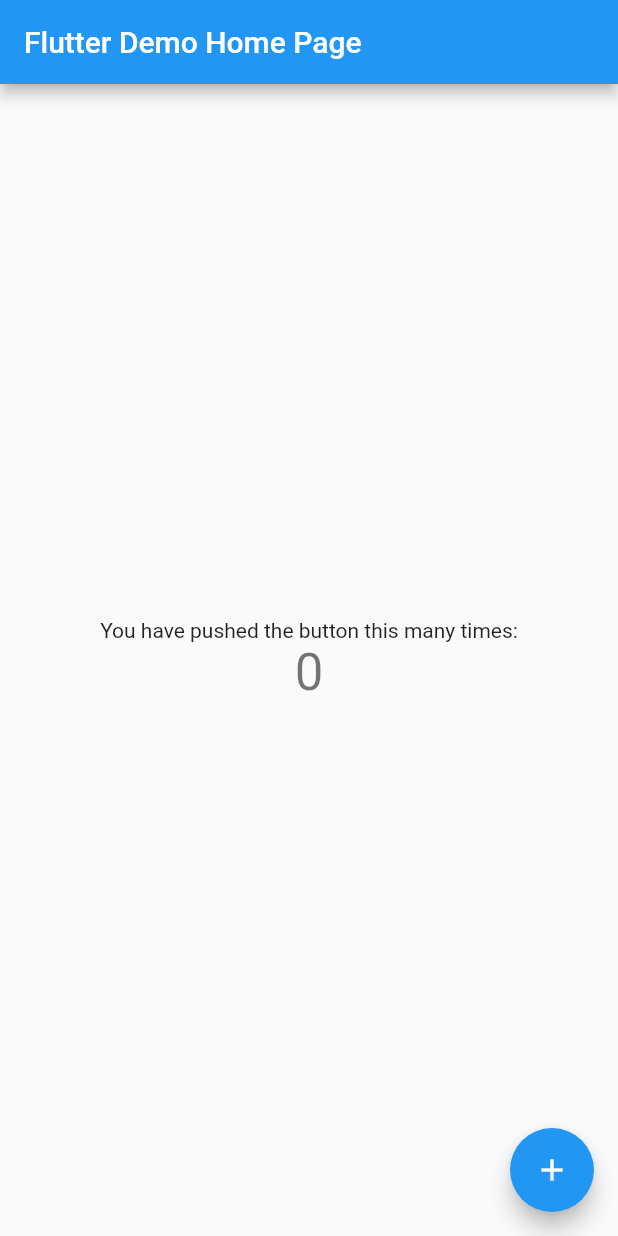
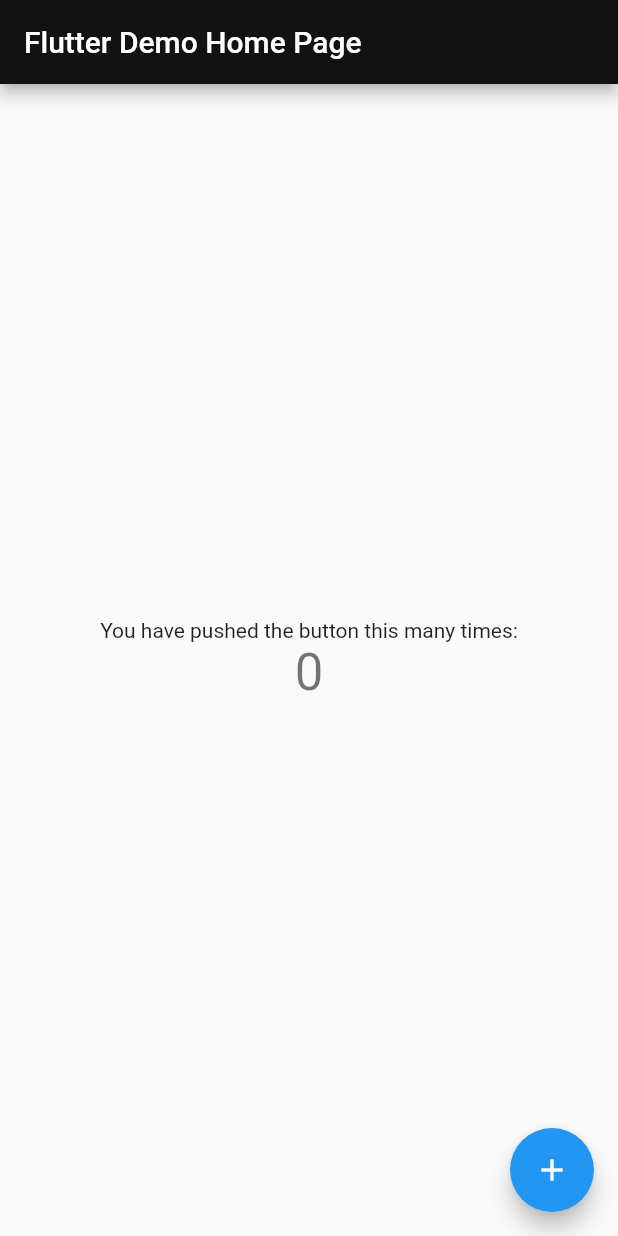
Before and after one commit to illuminati1911/rep, a Flutter app: the screen it shows after launch, on a phone screen of 412 x 824 dp. Run offline on Flutter 3.47's test engine with Material 2 defaults, Android fonts, the phone set to English and light mode, and no system bars.

Commit message:
Separated codebase to relevant parts

```diff
--- /dev/null
+++ b/lib/app.dart
@@ -0,0 +1,16 @@
+import 'package:flutter/material.dart';
+import 'general/rep_colors.dart';
+import 'home.dart';
+
+class RepApp extends StatelessWidget {
+  @override
+  Widget build(BuildContext context) {
+    return MaterialApp(
+      title: 'Flutter Demo',
+      theme: ThemeData(
+        primaryColor: RepColors.main
+      ),
+      home: HomeScreen(title: 'Flutter Demo Home Page'),
+    );
+  }
+}
--- /dev/null
+++ b/lib/general/rep_colors.dart
@@ -0,0 +1,12 @@
+
+import 'package:flutter/material.dart';
+
+class RepColors {
+  static const Color main = Color(0xFF121212);
+
+  // TODO: Change these to use Alpha
+  static const Color surfaceVeryLight = Color(0xFF323232);
+  static const Color surfaceLight = Color(0xFF2C2C2C);
+  static const Color surfaceNeutral = Color(0xFF242424);
+  static const Color surfaceDark = Color(0xFF1D1D1D);
+}
--- /dev/null
+++ b/lib/home.dart
@@ -0,0 +1,47 @@
+import 'package:flutter/material.dart';
+
+class HomeScreen extends StatefulWidget {
+  HomeScreen({Key key, this.title}) : super(key: key);
+  final String title;
+
+  @override
+  _MyHomePageState createState() => _MyHomePageState();
+}
+
+class _MyHomePageState extends State<HomeScreen> {
+  int _counter = 0;
+
+  void _incrementCounter() {
+    setState(() {
+      _counter++;
+    });
+  }
+
+  @override
+  Widget build(BuildContext context) {
+    return Scaffold(
+      appBar: AppBar(
+        title: Text(widget.title),
+      ),
+      body: Center(
+        child: Column(
+          mainAxisAlignment: MainAxisAlignment.center,
+          children: <Widget>[
+            Text(
+              'You have pushed the button this many times:',
+            ),
+            Text(
+              '$_counter',
+              style: Theme.of(context).textTheme.display1,
+            ),
+          ],
+        ),
+      ),
+      floatingActionButton: FloatingActionButton(
+        onPressed: _incrementCounter,
+        tooltip: 'Increment',
+        child: Icon(Icons.add),
+      ),
+    );
+  }
+}
--- a/lib/main.dart
+++ b/lib/main.dart
@@ -1,111 +1,4 @@
 import 'package:flutter/material.dart';
+import 'app.dart';
 
-void main() => runApp(MyApp());
-
-class MyApp extends StatelessWidget {
-  // This widget is the root of your application.
-  @override
-  Widget build(BuildContext context) {
-    return MaterialApp(
-      title: 'Flutter Demo',
-      theme: ThemeData(
-        // This is the theme of your application.
-        //
-        // Try running your application with "flutter run". You'll see the
-        // application has a blue toolbar. Then, without quitting the app, try
-        // changing the primarySwatch below to Colors.green and then invoke
-        // "hot reload" (press "r" in the console where you ran "flutter run",
-        // or simply save your changes to "hot reload" in a Flutter IDE).
-        // Notice that the counter didn't reset back to zero; the application
-        // is not restarted.
-        primarySwatch: Colors.blue,
-      ),
-      home: MyHomePage(title: 'Flutter Demo Home Page'),
-    );
-  }
-}
-
-class MyHomePage extends StatefulWidget {
-  MyHomePage({Key key, this.title}) : super(key: key);
-
-  // This widget is the home page of your application. It is stateful, meaning
-  // that it has a State object (defined below) that contains fields that affect
-  // how it looks.
-
-  // This class is the configuration for the state. It holds the values (in this
-  // case the title) provided by the parent (in this case the App widget) and
-  // used by the build method of the State. Fields in a Widget subclass are
-  // always marked "final".
-
-  final String title;
-
-  @override
-  _MyHomePageState createState() => _MyHomePageState();
-}
-
-class _MyHomePageState extends State<MyHomePage> {
-  int _counter = 0;
-
-  void _incrementCounter() {
-    setState(() {
-      // This call to setState tells the Flutter framework that something has
-      // changed in this State, which causes it to rerun the build method below
-      // so that the display can reflect the updated values. If we changed
-      // _counter without calling setState(), then the build method would not be
-      // called again, and so nothing would appear to happen.
-      _counter++;
-    });
-  }
-
-  @override
-  Widget build(BuildContext context) {
-    // This method is rerun every time setState is called, for instance as done
-    // by the _incrementCounter method above.
-    //
-    // The Flutter framework has been optimized to make rerunning build methods
-    // fast, so that you can just rebuild anything that needs updating rather
-    // than having to individually change instances of widgets.
-    return Scaffold(
-      appBar: AppBar(
-        // Here we take the value from the MyHomePage object that was created by
-        // the App.build method, and use it to set our appbar title.
-        title: Text(widget.title),
-      ),
-      body: Center(
-        // Center is a layout widget. It takes a single child and positions it
-        // in the middle of the parent.
-        child: Column(
-          // Column is also a layout widget. It takes a list of children and
-          // arranges them vertically. By default, it sizes itself to fit its
-          // children horizontally, and tries to be as tall as its parent.
-          //
-          // Invoke "debug painting" (press "p" in the console, choose the
-          // "Toggle Debug Paint" action from the Flutter Inspector in Android
-          // Studio, or the "Toggle Debug Paint" command in Visual Studio Code)
-          // to see the wireframe for each widget.
-          //
-          // Column has various properties to control how it sizes itself and
-          // how it positions its children. Here we use mainAxisAlignment to
-          // center the children vertically; the main axis here is the vertical
-          // axis because Columns are vertical (the cross axis would be
-          // horizontal).
-          mainAxisAlignment: MainAxisAlignment.center,
-          children: <Widget>[
-            Text(
-              'You have pushed the button this many times:',
-            ),
-            Text(
-              '$_counter',
-              style: Theme.of(context).textTheme.display1,
-            ),
-          ],
-        ),
-      ),
-      floatingActionButton: FloatingActionButton(
-        onPressed: _incrementCounter,
-        tooltip: 'Increment',
-        child: Icon(Icons.add),
-      ), // This trailing comma makes auto-formatting nicer for build methods.
-    );
-  }
-}
+void main() => runApp(RepApp());
```
Also changed, not shown: 1 other file.
